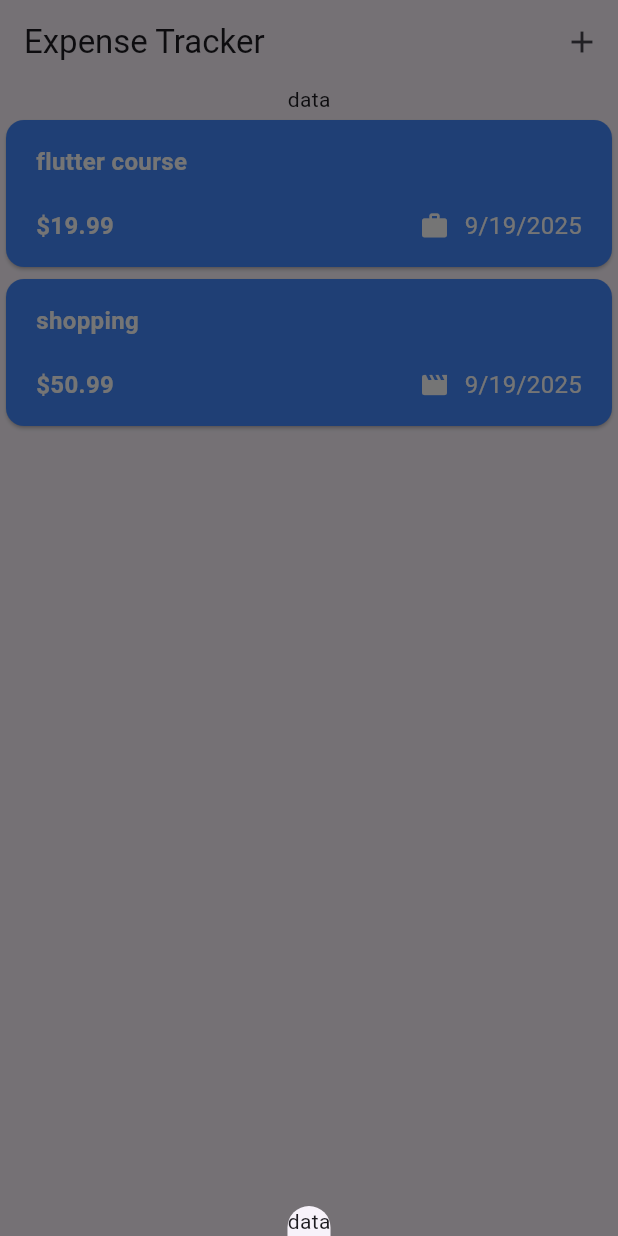
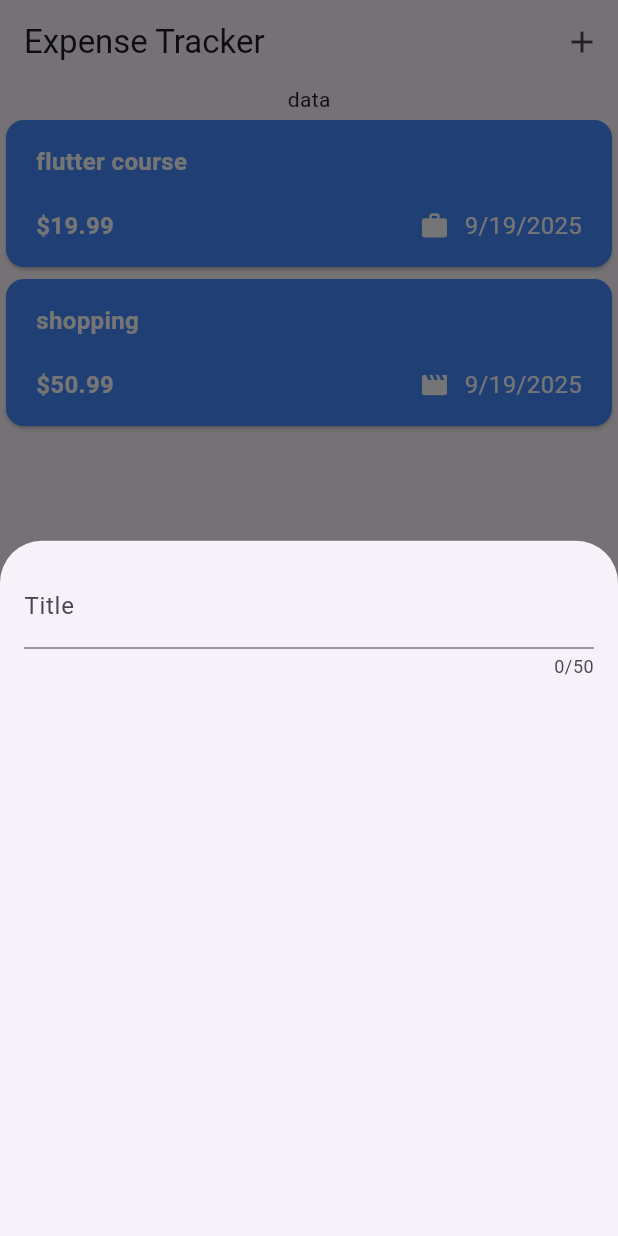
Before and after one commit to Joseph78888/expense_tracker, a Flutter app: the screen it shows after launch, after a tap on the "add" icon, on a phone screen of 412 x 824 dp. Run offline on Flutter 3.47's test engine with Material 3 defaults, Android fonts, the phone set to English and light mode, and no system bars.

Commit message:
adding title text field

```diff
--- a/lib/expense_info_sceen.dart
+++ /dev/null
@@ -1,10 +0,0 @@
-import 'package:flutter/material.dart';
-
-class ExpenseInfoSceen extends StatelessWidget {
-  const ExpenseInfoSceen({super.key});
-
-  @override
-  Widget build(BuildContext context) {
-    return Scaffold(body: Center(child: Text('Expense Info Screen')));
-  }
-}
--- a/lib/widget/expenses.dart
+++ b/lib/widget/expenses.dart
@@ -1,5 +1,6 @@
 import 'package:expense_tracker/widget/expenses_list/expenses_list.dart';
 import 'package:expense_tracker/models/expense.dart';
+import 'package:expense_tracker/widget/new_expense.dart';
 import 'package:flutter/material.dart';
 
 class Expenses extends StatefulWidget {
@@ -27,7 +28,7 @@ class _ExpensesState extends State<Expenses> {
   ];
   // model sheet
   void _openAddExpenseOverlay() {
-    showModalBottomSheet(context: context, builder: (ctx) => Text('data'));
+    showModalBottomSheet(context: context, builder: (ctx) => NewExpense());
   }
 
   @override
--- /dev/null
+++ b/lib/widget/new_expense.dart
@@ -0,0 +1,26 @@
+import 'package:flutter/material.dart';
+
+class NewExpense extends StatefulWidget {
+  const NewExpense({super.key});
+
+  @override
+  State<NewExpense> createState() => _NewExpenseState();
+}
+
+class _NewExpenseState extends State<NewExpense> {
+  @override
+  Widget build(BuildContext context) {
+    return Padding(
+      padding: EdgeInsets.all(16),
+      child: Column(
+        children: [
+          // add new expense
+          TextField(
+            maxLength: 50,
+            decoration: InputDecoration(label: Text('Title')),
+          ),
+        ],
+      ),
+    );
+  }
+}
```
